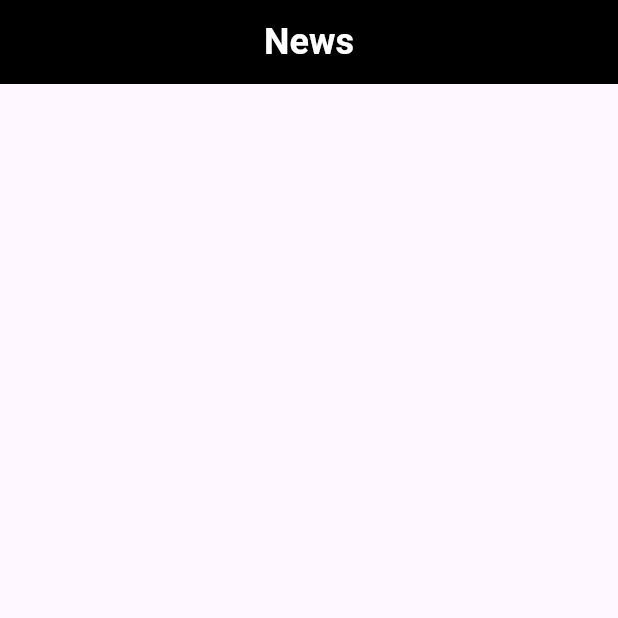
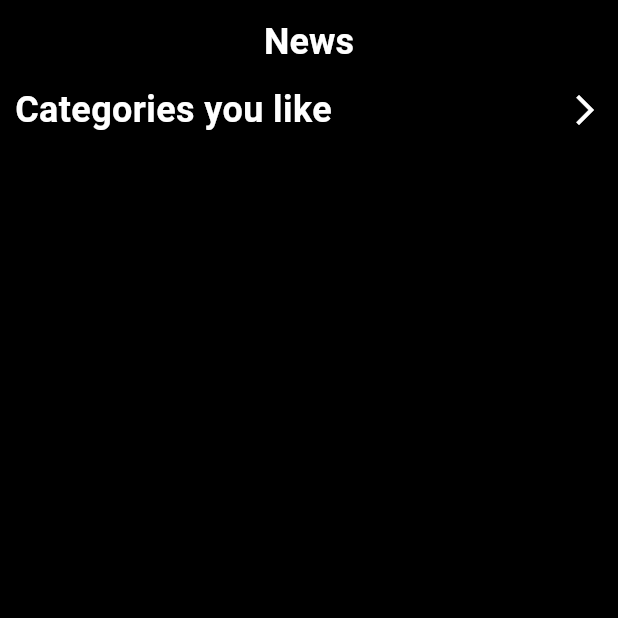
Before and after one commit to Mareamkhaled/a5bar_app, a Flutter app: the screen it shows after launch, on a phone screen of 412 x 824 dp, the top half of it. Run offline on Flutter 3.47's test engine with Material 3 defaults, Android fonts, the phone set to English and light mode, and no system bars.

Commit message:
Add CategoriesYouLike and CategoriesItem widgets to HomeScreen

```diff
--- a/lib/screens/home_screen.dart
+++ b/lib/screens/home_screen.dart
@@ -1,3 +1,5 @@
+import 'package:a5bar_app/widgets/categories_item.dart';
+import 'package:a5bar_app/widgets/categories_you_like.dart';
 import 'package:flutter/material.dart';
 
 class HomeScreen extends StatelessWidget {
@@ -6,6 +8,7 @@ class HomeScreen extends StatelessWidget {
   @override
   Widget build(BuildContext context) {
     return Scaffold(
+      backgroundColor: Colors.black,
       appBar: AppBar(
         centerTitle: true,
         backgroundColor: Colors.black,
@@ -18,6 +21,14 @@ class HomeScreen extends StatelessWidget {
           ),
         ),
       ),
+      body: Padding(
+        padding: const EdgeInsets.symmetric(horizontal: 10),
+        child: Column(
+          children: [
+            CategoriesYouLike()
+          ],
+        ),
+      ),
     );
   }
 }
--- /dev/null
+++ b/lib/widgets/categories_you_like.dart
@@ -0,0 +1,24 @@
+import 'package:flutter/material.dart';
+
+class CategoriesYouLike extends StatelessWidget {
+  const CategoriesYouLike({super.key});
+
+  @override
+  Widget build(BuildContext context) {
+    return Row(
+              mainAxisAlignment: MainAxisAlignment.spaceBetween,
+              children: [
+                Text(
+                  "Categories you like",
+                  style: TextStyle(
+                    color: Colors.white,
+                    fontSize: 24,
+                    fontWeight: FontWeight.bold,
+                  ),
+                ),
+
+                Icon(Icons.arrow_forward_ios, color: Colors.white),
+              ],
+            );
+  }
+}
```
Also changed, not shown: lib/widgets/categories_item.dart (added, +39 -0 lines).
